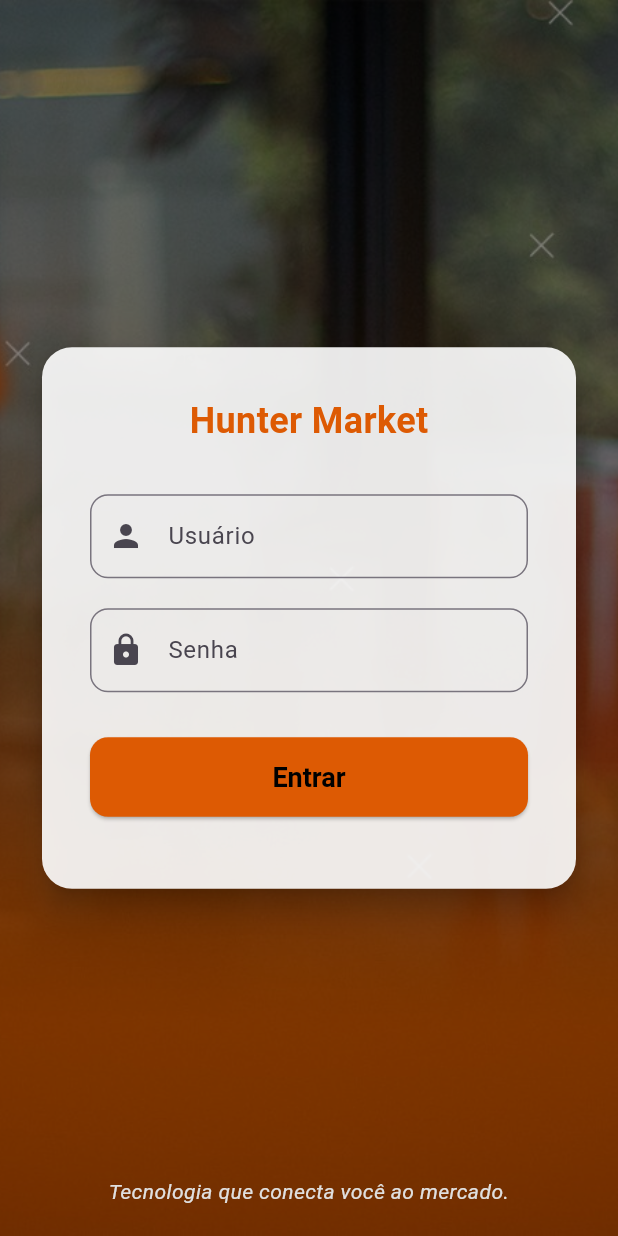
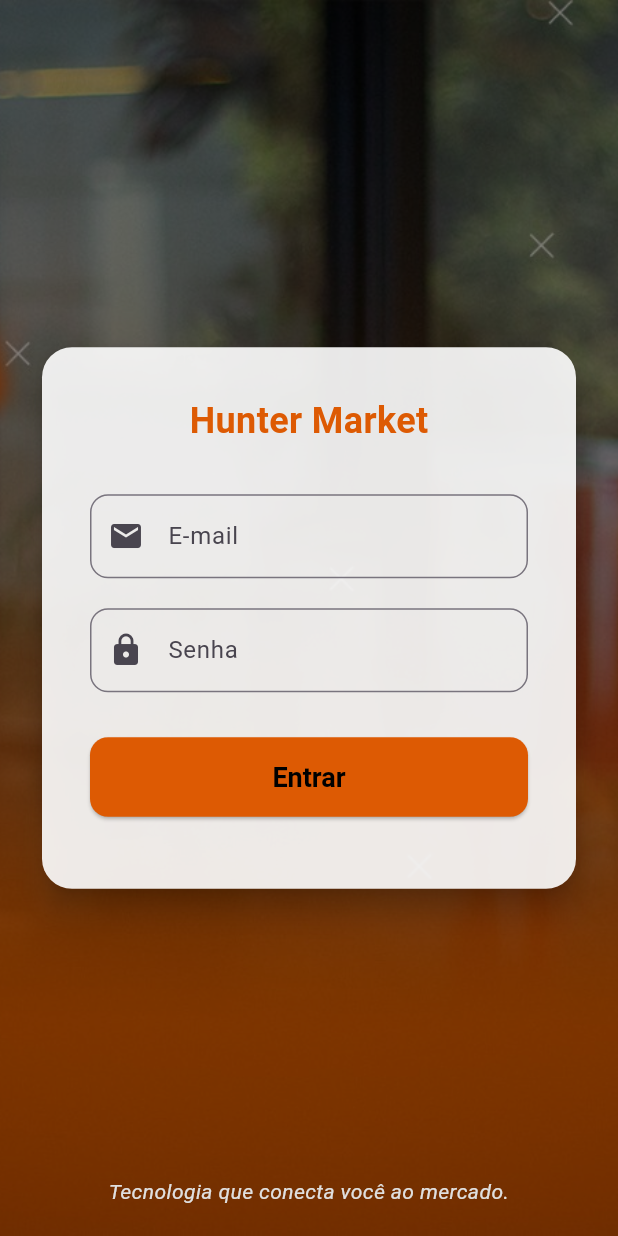
Before and after one commit to Brunolira123/app-hunter_market, a Flutter app: the screen it shows after launch, on a phone screen of 412 x 824 dp. Run offline on Flutter 3.47's test engine with Material 3 defaults, Android fonts, the phone set to English and light mode, and no system bars; our stand-ins replace fl_chart, flutter_local_notifications, flutter_secure_storage, geocoding, google_maps_flutter, location and 1 more; missing offline and left inert: android_intent_plus.

Commit message:
implementado login

```diff
--- a/lib/pages/login_page.dart
+++ b/lib/pages/login_page.dart
@@ -87,8 +87,8 @@ class _LoginPageState extends State<LoginPage> {
                         TextField(
                           controller: _usuarioController,
                           decoration: InputDecoration(
-                            labelText: 'Usuário',
-                            prefixIcon: Icon(Icons.person),
+                            labelText: 'E-mail',
+                            prefixIcon: Icon(Icons.email),
                             border: OutlineInputBorder(
                               borderRadius: BorderRadius.circular(12),
                             ),
```
Also changed, not shown: lib/services/auth_service.dart (+34 -5 lines).
